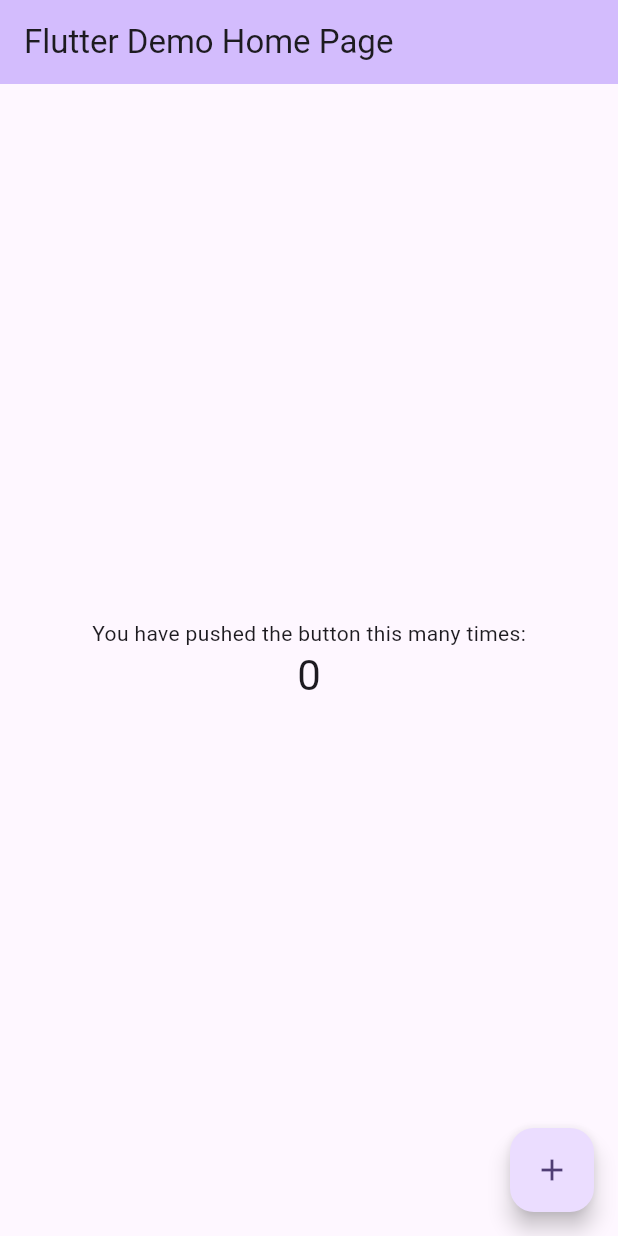
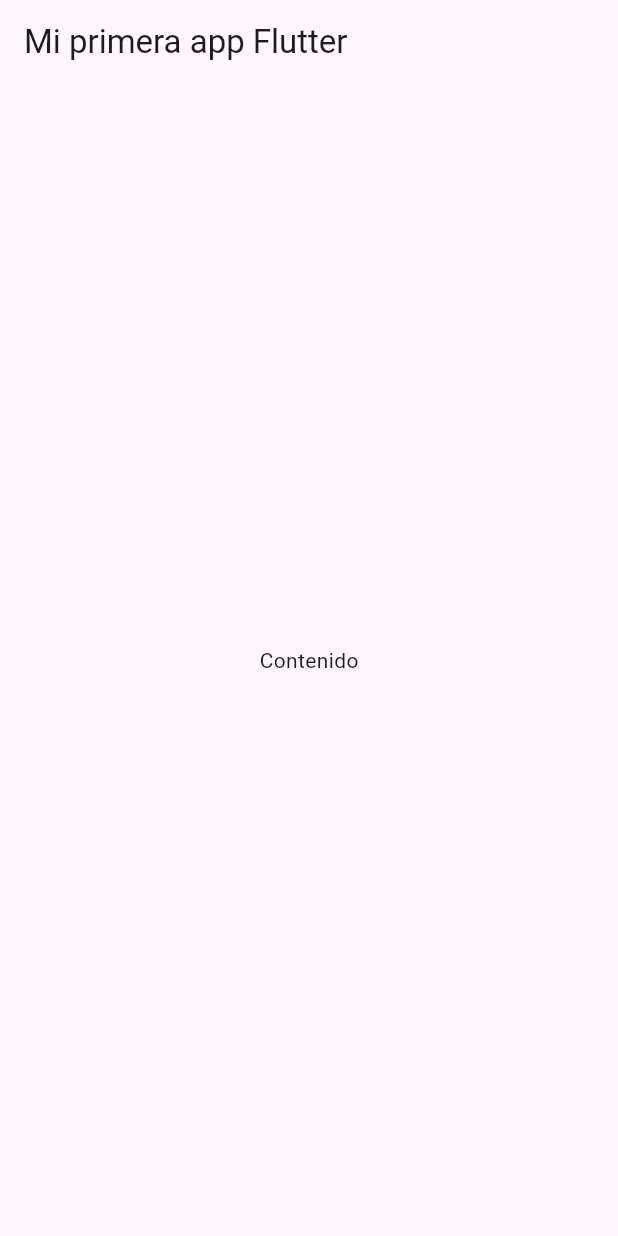
Before and after one commit to Atdiel/flutter_sample, a Flutter app: the screen it shows after launch, on a phone screen of 412 x 824 dp. Run offline on Flutter 3.47's test engine with Material 3 defaults, Android fonts, the phone set to English and light mode, and no system bars.

Commit message:
09-02-2024

```diff
--- a/lib/main.dart
+++ b/lib/main.dart
@@ -1,125 +1,36 @@
 import 'package:flutter/material.dart';
 
-void main() {
-  runApp(const MyApp());
-}
+void main() => runApp(MiApp());
 
-class MyApp extends StatelessWidget {
-  const MyApp({super.key});
+class MiApp extends StatelessWidget {
+  const MiApp({super.key});
 
-  // This widget is the root of your application.
   @override
   Widget build(BuildContext context) {
     return MaterialApp(
-      title: 'Flutter Demo',
-      theme: ThemeData(
-        // This is the theme of your application.
-        //
-        // TRY THIS: Try running your application with "flutter run". You'll see
-        // the application has a purple toolbar. Then, without quitting the app,
-        // try changing the seedColor in the colorScheme below to Colors.green
-        // and then invoke "hot reload" (save your changes or press the "hot
-        // reload" button in a Flutter-supported IDE, or press "r" if you used
-        // the command line to start the app).
-        //
-        // Notice that the counter didn't reset back to zero; the application
-        // state is not lost during the reload. To reset the state, use hot
-        // restart instead.
-        //
-        // This works for code too, not just values: Most code changes can be
-        // tested with just a hot reload.
-        colorScheme: ColorScheme.fromSeed(seedColor: Colors.deepPurple),
-        useMaterial3: true,
-      ),
-      home: const MyHomePage(title: 'Flutter Demo Home Page'),
+      title: "Mi App",
+      home: Inicio(),
     );
   }
 }
 
-class MyHomePage extends StatefulWidget {
-  const MyHomePage({super.key, required this.title});
-
-  // This widget is the home page of your application. It is stateful, meaning
-  // that it has a State object (defined below) that contains fields that affect
-  // how it looks.
-
-  // This class is the configuration for the state. It holds the values (in this
-  // case the title) provided by the parent (in this case the App widget) and
-  // used by the build method of the State. Fields in a Widget subclass are
-  // always marked "final".
-
-  final String title;
+class Inicio extends StatefulWidget {
+  const Inicio({super.key});
 
   @override
-  State<MyHomePage> createState() => _MyHomePageState();
+  State<Inicio> createState() => _InicioState();
 }
 
-class _MyHomePageState extends State<MyHomePage> {
-  int _counter = 0;
-
-  void _incrementCounter() {
-    setState(() {
-      // This call to setState tells the Flutter framework that something has
-      // changed in this State, which causes it to rerun the build method below
-      // so that the display can reflect the updated values. If we changed
-      // _counter without calling setState(), then the build method would not be
-      // called again, and so nothing would appear to happen.
-      _counter++;
-    });
-  }
-
+class _InicioState extends State<Inicio> {
   @override
   Widget build(BuildContext context) {
-    // This method is rerun every time setState is called, for instance as done
-    // by the _incrementCounter method above.
-    //
-    // The Flutter framework has been optimized to make rerunning build methods
-    // fast, so that you can just rebuild anything that needs updating rather
-    // than having to individually change instances of widgets.
     return Scaffold(
       appBar: AppBar(
-        // TRY THIS: Try changing the color here to a specific color (to
-        // Colors.amber, perhaps?) and trigger a hot reload to see the AppBar
-        // change color while the other colors stay the same.
-        backgroundColor: Theme.of(context).colorScheme.inversePrimary,
-        // Here we take the value from the MyHomePage object that was created by
-        // the App.build method, and use it to set our appbar title.
-        title: Text(widget.title),
+        title: Text("Mi primera app Flutter"),
       ),
       body: Center(
-        // Center is a layout widget. It takes a single child and positions it
-        // in the middle of the parent.
-        child: Column(
-          // Column is also a layout widget. It takes a list of children and
-          // arranges them vertically. By default, it sizes itself to fit its
-          // children horizontally, and tries to be as tall as its parent.
-          //
-          // Column has various properties to control how it sizes itself and
-          // how it positions its children. Here we use mainAxisAlignment to
-          // center the children vertically; the main axis here is the vertical
-          // axis because Columns are vertical (the cross axis would be
-          // horizontal).
-          //
-          // TRY THIS: Invoke "debug painting" (choose the "Toggle Debug Paint"
-          // action in the IDE, or press "p" in the console), to see the
-          // wireframe for each widget.
-          mainAxisAlignment: MainAxisAlignment.center,
-          children: <Widget>[
-            const Text(
-              'You have pushed the button this many times:',
-            ),
-            Text(
-              '$_counter',
-              style: Theme.of(context).textTheme.headlineMedium,
-            ),
-          ],
-        ),
+        child: Text("Contenido"),
       ),
-      floatingActionButton: FloatingActionButton(
-        onPressed: _incrementCounter,
-        tooltip: 'Increment',
-        child: const Icon(Icons.add),
-      ), // This trailing comma makes auto-formatting nicer for build methods.
     );
   }
 }
```
